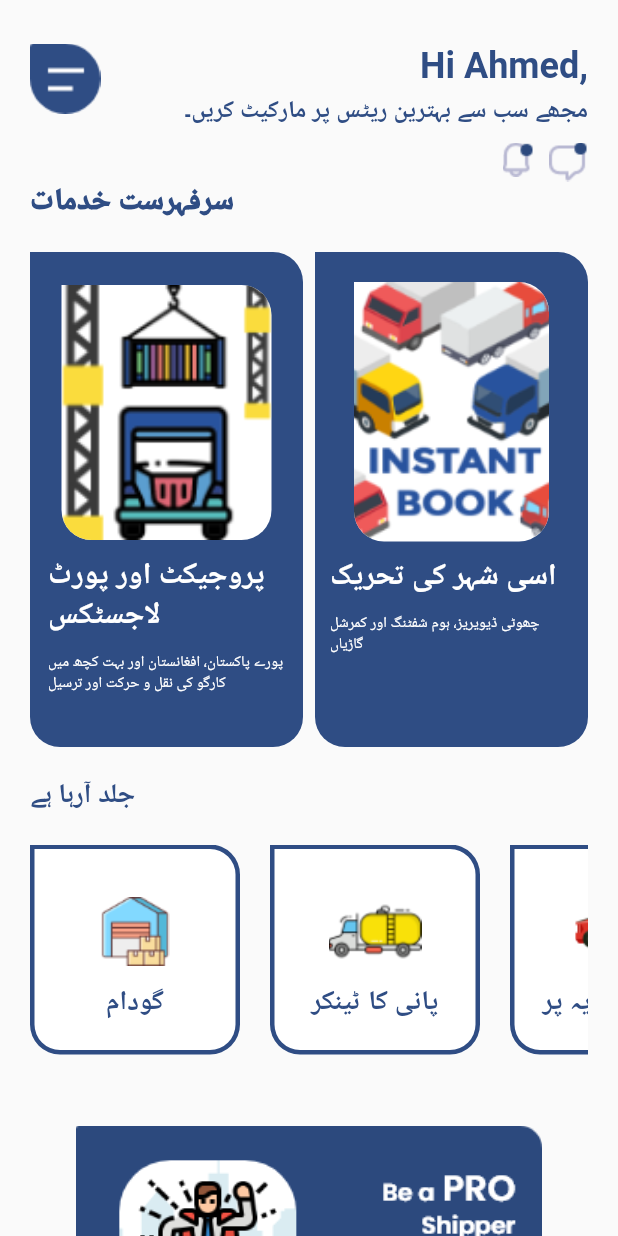
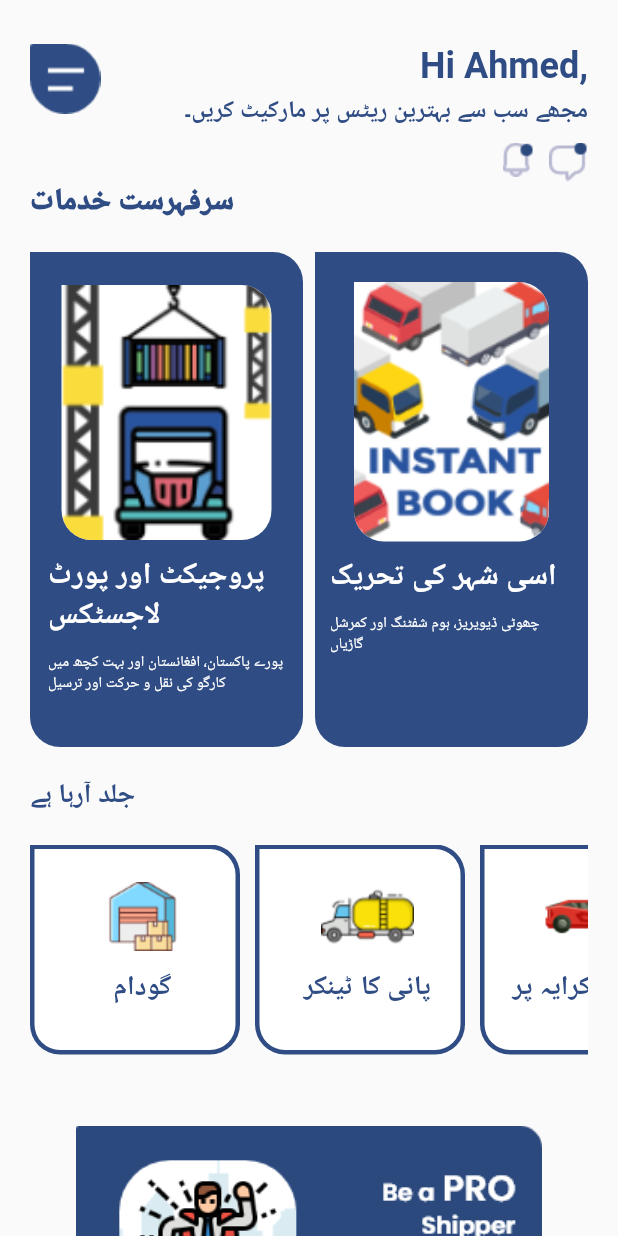
Before and after one commit to abrar2008/Meribilty_user, a Flutter app: the Home screen opened directly, on a phone screen of 412 x 824 dp. Run offline on Flutter 3.47's test engine with Material 2 defaults, Android fonts, the phone set to English and light mode, and no system bars; drawn by our look-alikes of carousel_slider; our stand-ins replace contained_tab_bar_view, dots_indicator, equatable, expandable, file_picker, flutter_chat_types and 14 more; missing offline and left inert: flutter_verification_code; generated files the repository leaves out were written again.

Commit message:
comui
compcomui

```diff
--- a/lib/veiw/home.dart
+++ b/lib/veiw/home.dart
@@ -7,7 +7,7 @@ import 'package:meribilty/veiw/darwer.dart';
 import 'package:meribilty/veiw/citymovement.dart';
 import 'package:meribilty/veiw/portlogistics.dart';
 import 'package:flutter_gen/gen_l10n/app_localizations.dart';
-
+import 'package:dots_indicator/dots_indicator.dart';
 class Home extends StatefulWidget {
   const Home({Key? key}) : super(key: key);
 
@@ -18,7 +18,11 @@ class Home extends StatefulWidget {
 class _HomeState extends State<Home> {
   @override
   Widget build(BuildContext context) {
+  const _totalDots = 3;
+  double _currentPosition = 0.0;
+
     return Scaffold(
+
       body: SingleChildScrollView(
         child: SafeArea(
           child: Container(
@@ -26,7 +30,7 @@ class _HomeState extends State<Home> {
             padding: const EdgeInsets.all(20),
             child: Column(
               children: [
-                Container(
+                SizedBox(
                   width:MediaQuery.of(context).size.width ,
                   child: Row(
 
@@ -51,8 +55,8 @@ class _HomeState extends State<Home> {
                       Column(
                         crossAxisAlignment: CrossAxisAlignment.end,
                         children: [
-                          SizedBox(height: 10,),
-                           Text(
+                          const SizedBox(height: 10,),
+                           const Text(
                              "Hi Ahmed,",
                              textAlign: TextAlign.end,
                              style: TextStyle(
@@ -61,7 +65,7 @@ class _HomeState extends State<Home> {
                                fontSize: 24,
                              ),
                            ),
-                          SizedBox(height: 5,),
+                          const SizedBox(height: 5,),
                        Align(
                     alignment: Alignment.bottomRight,
                     child: Text(
@@ -236,7 +240,7 @@ class _HomeState extends State<Home> {
                                         height: 10,
                                       ),
                                       Container(
-                                        padding: const EdgeInsets.only(left: 10),
+                                        padding: const EdgeInsets.all(10),
                                         height: 173,
                                         width: 130,
                                         decoration: const BoxDecoration(
@@ -312,7 +316,7 @@ class _HomeState extends State<Home> {
                           mainAxisAlignment: MainAxisAlignment.spaceBetween,
                           children: [
                             Container(
-                              padding: const EdgeInsets.all(10),
+                              padding: const EdgeInsets.only(left: 10),
                               height: 140,
                               width: 140,
                               decoration: BoxDecoration(
@@ -347,10 +351,10 @@ class _HomeState extends State<Home> {
                               ),
                             ),
                             const SizedBox(
-                              width: 20,
+                              width: 10,
                             ),
                             Container(
-                              padding: const EdgeInsets.all(10),
+                                  padding: const EdgeInsets.only(left: 10),
                               height: 140,
                               width: 140,
                               decoration: BoxDecoration(
@@ -385,12 +389,12 @@ class _HomeState extends State<Home> {
                               ),
                             ),
                             const SizedBox(
-                              width: 20,
+                              width: 10,
                             ),
                             Container(
-                              padding: const EdgeInsets.all(10),
+                                padding: const EdgeInsets.only(left: 10),
                               height: 140,
-                              width: 150,
+                              width: 140,
                               decoration: BoxDecoration(
                                   color: Colors.white,
                                   border: Border.all(
@@ -423,14 +427,14 @@ class _HomeState extends State<Home> {
                               ),
                             ),
                             const SizedBox(
-                              width: 20,
+                              width: 10,
                             ),
                             //
 
                             Container(
-                              padding: const EdgeInsets.all(5),
+                              padding: const EdgeInsets.only(left: 10),
                               height: 140,
-                              width: 150,
+                              width: 140,
                               decoration: BoxDecoration(
                                   color: Colors.white,
                                   border: Border.all(
@@ -466,13 +470,13 @@ class _HomeState extends State<Home> {
                               ),
                             ),
                             const SizedBox(
-                              width: 20,
+                              width: 10,
                             ),
 
                             Container(
-                              padding: const EdgeInsets.all(10),
+                               padding: const EdgeInsets.only(left: 10),
                               height: 140,
-                              width: 150,
+                              width: 140,
                               decoration: BoxDecoration(
                                   color: Colors.white,
                                   border: Border.all(
@@ -518,7 +522,8 @@ class _HomeState extends State<Home> {
                       const SizedBox(
                         height: 10,
                       ),
-                      CarouselSlider(
+                       CarouselSlider(
+
                         items: [
                           //1st Image of Slider
                           Container(
@@ -562,14 +567,27 @@ class _HomeState extends State<Home> {
                           autoPlayAnimationDuration:
                               const Duration(milliseconds: 1800),
                           viewportFraction: 1,
+
                         ),
+
                       ),
+                      DotsIndicator(
+
+  dotsCount:_totalDots,
+  position:_currentPosition,
+  decorator: const DotsDecorator(
+    activeColor: Color(0xFF2F4D84),
+    spacing: EdgeInsets.all(10.0),
+  ),
+),
+                     const SizedBox(height: 10,),
+                      //
                       SizedBox(
                         width: double.infinity,
                         child: Text(
                           AppLocalizations.of(context)!.need,
                           style: const TextStyle(
-                              fontSize: 20,
+                              fontSize: 18,
                               fontWeight: FontWeight.bold,
                               color: Color(0xFF2F4D84)),
                         ),
@@ -588,7 +606,7 @@ class _HomeState extends State<Home> {
                       Container(
                         padding: const EdgeInsets.all(10),
                         height: 200,
-                        width: 150,
+                        width: 140,
                         decoration: BoxDecoration(
                             color: Colors.white,
                             border: Border.all(color: Colors.black12, width: 3),
@@ -612,7 +630,7 @@ class _HomeState extends State<Home> {
                               Text(
                                 AppLocalizations.of(context)!.access,
                                 style: const TextStyle(
-                                  color: Color(0xffB8B8D2),
+                                  color: Color(0xff38385E),
                                   fontWeight: FontWeight.bold,
                                   fontSize: 18,
                                 ),
@@ -622,12 +640,12 @@ class _HomeState extends State<Home> {
                         ),
                       ),
                       const SizedBox(
-                        width: 20,
+                        width: 10,
                       ),
                       Container(
                         padding: const EdgeInsets.all(10),
                         height: 200,
-                        width: 150,
+                        width: 140,
                         decoration: BoxDecoration(
                             color: Colors.white,
                             border: Border.all(color: Colors.black12, width: 3),
@@ -651,7 +669,7 @@ class _HomeState extends State<Home> {
                               Text(
                                 AppLocalizations.of(context)!.tyres,
                                 style: const TextStyle(
-                                  color: Color(0xffB8B8D2),
+                                  color: Color(0xff38385E),
                                   fontWeight: FontWeight.bold,
                                   fontSize: 15,
                                 ),
@@ -661,14 +679,14 @@ class _HomeState extends State<Home> {
                         ),
                       ),
                       const SizedBox(
-                        width: 20,
+                        width: 10,
                       ),
 
                       //
                       Container(
                         padding: const EdgeInsets.all(10),
                         height: 200,
-                        width: 150,
+                        width: 140,
                         decoration: BoxDecoration(
                             color: Colors.white,
                             border: Border.all(color: Colors.black12, width: 3),
@@ -691,6 +709,7 @@ class _HomeState extends State<Home> {
                               ),
                               Text(
                                 AppLocalizations.of(context)!.braker,
+                                textAlign: TextAlign.center,
                                 style: const TextStyle(
                                   color: Color(0xff38385E),
                                   fontWeight: FontWeight.bold,
@@ -702,12 +721,12 @@ class _HomeState extends State<Home> {
                         ),
                       ),
                       const SizedBox(
-                        width: 20,
+                        width: 10,
                       ),
                       Container(
                         padding: const EdgeInsets.all(10),
                         height: 200,
-                        width: 150,
+                        width: 140,
                         decoration: BoxDecoration(
                             color: Colors.white,
                             border: Border.all(color: Colors.black12, width: 3),
@@ -742,12 +761,12 @@ class _HomeState extends State<Home> {
                         ),
                       ),
                       const SizedBox(
-                        width: 20,
+                        width: 10,
                       ),
                       Container(
                         padding: const EdgeInsets.all(10),
                         height: 200,
-                        width: 150,
+                        width: 140,
                         decoration: BoxDecoration(
                             color: Colors.white,
                             border: Border.all(color: Colors.black12, width: 3),
@@ -783,12 +802,12 @@ class _HomeState extends State<Home> {
                         ),
                       ),
                       const SizedBox(
-                        width: 20,
+                        width: 10,
                       ),
                       Container(
                         padding: const EdgeInsets.all(10),
                         height: 200,
-                        width: 150,
+                        width: 140,
                         decoration: BoxDecoration(
                             color: Colors.white,
                             border: Border.all(color: Colors.black12, width: 3),
@@ -823,12 +842,12 @@ class _HomeState extends State<Home> {
                         ),
                       ),
                       const SizedBox(
-                        width: 20,
+                        width: 10,
                       ),
                       Container(
                         padding: const EdgeInsets.all(10),
                         height: 200,
-                        width: 150,
+                        width: 140,
                         decoration: BoxDecoration(
                             color: Colors.white,
                             border: Border.all(color: Colors.black12, width: 3),
@@ -863,7 +882,7 @@ class _HomeState extends State<Home> {
                         ),
                       ),
                       const SizedBox(
-                        width: 20,
+                        width: 10,
                       ),
                       InkWell(
                         onTap: () {
@@ -872,7 +891,7 @@ class _HomeState extends State<Home> {
                         child: Container(
                           padding: const EdgeInsets.all(10),
                           height: 200,
-                          width: 150,
+                          width: 140,
                           decoration: BoxDecoration(
                               color: Colors.white,
                               border:
--- a/lib/veiw/mydeliverport.dart
+++ b/lib/veiw/mydeliverport.dart
@@ -231,7 +231,7 @@ Widget decision(BuildContext context) {
                 ),
                 Expanded(
                   child: Text(
-                    "Descision \nPending \n  30:00",
+                    "Decision \nPending \n  30:00",
                     style: TextStyle(
                         color: Colors.red,
                         fontSize: 15,
--- a/pubspec.yaml
+++ b/pubspec.yaml
@@ -39,7 +39,7 @@ dependencies:
    #custom_splash: ^0.0.2
   cupertino_icons: ^1.0.2
   introduction_screen:
-
+  dots_indicator:
   flutter_verification_code:
   contained_tab_bar_view:
   intl_phone_number_input:
```
Also changed, not shown: lib/veiw/SignIn.dart (+17 -8 lines), lib/veiw/homedetail.dart (+35 -13 lines), lib/veiw/language.dart (+4 -4 lines), pubspec.lock.
